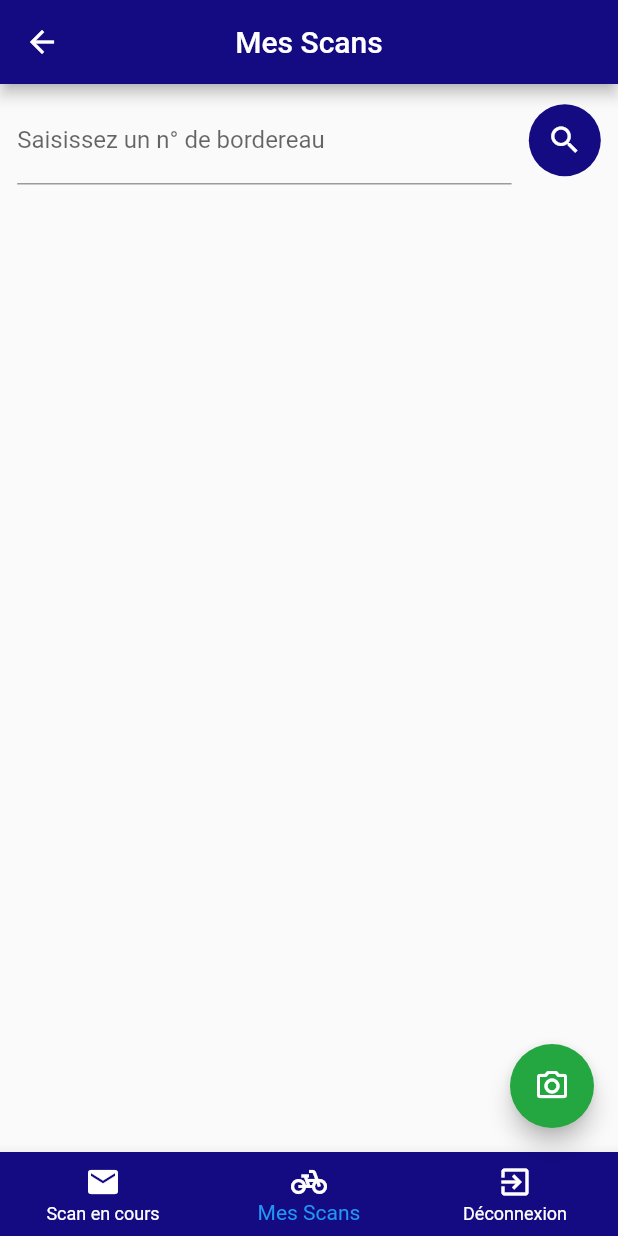
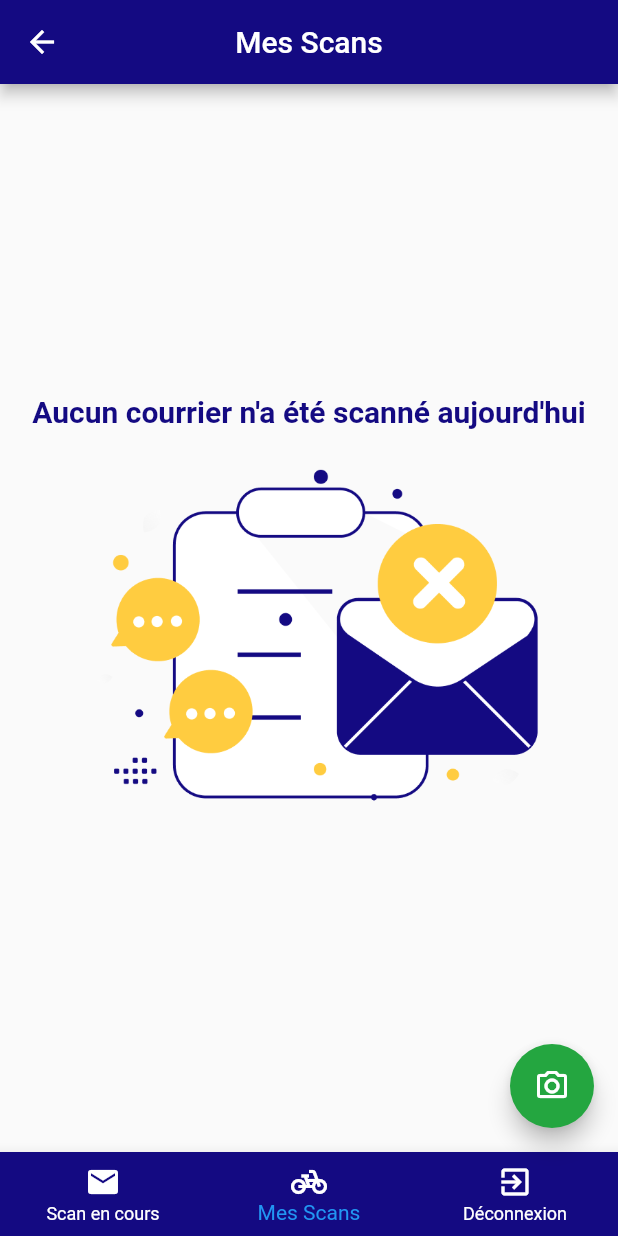
Before and after one commit to StudioFabrique/StepPostMobile, a Flutter app: the TabViewController screen opened directly, item 2 of the bottom bar chosen, on a phone screen of 412 x 824 dp. Run offline on Flutter 3.47's test engine with Material 2 defaults, Android fonts, the phone set to English and light mode, and no system bars; our stand-ins replace dio, flutter_spinkit, shared_preferences; missing offline and left inert: qr_code_scanner, syncfusion_flutter_signaturepad; accounts and stored records are empty; network calls fail; statements that could not run were skipped.

Commit message:
mise à jour des scans

```diff
--- a/step_post_mobile_flutter/lib/views/screens/mes_scans.dart
+++ b/step_post_mobile_flutter/lib/views/screens/mes_scans.dart
@@ -3,6 +3,7 @@ import 'package:provider/provider.dart';
 import 'package:step_post_mobile_flutter/models/scan.dart';
 import 'package:step_post_mobile_flutter/repositories/data_repository.dart';
 import 'package:step_post_mobile_flutter/views/widgets/custom_scan.dart';
+import 'package:step_post_mobile_flutter/views/widgets/custom_text.dart';
 import 'package:step_post_mobile_flutter/views/widgets/search_form.dart';
 
 class MesScans extends StatefulWidget {
@@ -32,15 +33,26 @@ class _MesScansState extends State<MesScans> {
   Widget build(BuildContext context) {
     final dataProvider = Provider.of<DataRepository>(context);
     List<Scan> mesScans = dataProvider.mesScans;
-    print("toto $mesScans");
-    return Center( child: ListView.builder(itemBuilder: (context, index) {
+    return Center(
+      child:
+      mesScans.isEmpty
+          ? Column(
+        mainAxisSize: MainAxisSize.max,
+        mainAxisAlignment: MainAxisAlignment.center,
+        children: [
+          const CustomText(label: "Aucun courrier n'a été scanné aujourd'hui", size: 20, fw: FontWeight.bold,),
+          Image.asset("assets/images/203_1_1.png",
+            width: MediaQuery.of(context).size.width,
+            fit: BoxFit.cover,),
+        ],)
+          : ListView.builder(itemBuilder: (context, index) {
         return Padding(
             padding: const EdgeInsets.symmetric(vertical: 8),
             child:
             index == 0
-            ? SearchForm(callback: callback)
-            : Container(
-              margin: const EdgeInsets.symmetric(horizontal: 16),
+                ? SearchForm(callback: callback)
+                : Container(
+                margin: const EdgeInsets.symmetric(horizontal: 16),
                 child: CustomScan(scan: mesScans[index - 1])));
       },
         itemCount: mesScans.length + 1,),
--- a/step_post_mobile_flutter/lib/views/widgets/login_form.dart
+++ b/step_post_mobile_flutter/lib/views/widgets/login_form.dart
@@ -83,7 +83,7 @@ class _LoginFormState extends State<LoginForm> {
                       // If the form is valid, display a snackbar. In the real world,
                       // you'd often call a server or save the information in a database.
                       int? code = await dataProvider.login(
-                          username: "toto@tata.fr", password: "1234");
+                          username: "test@test.fr", password: "1234");
                       if (code == 200) {
                         toast(code: code!, name: dataProvider.name);
                       } else if (code == 401) {
```
Also changed, not shown: step_post_mobile_flutter/lib/repositories/data_repository.dart (+6 -4 lines), step_post_mobile_flutter/lib/services/api_service.dart (+5 -8 lines).
